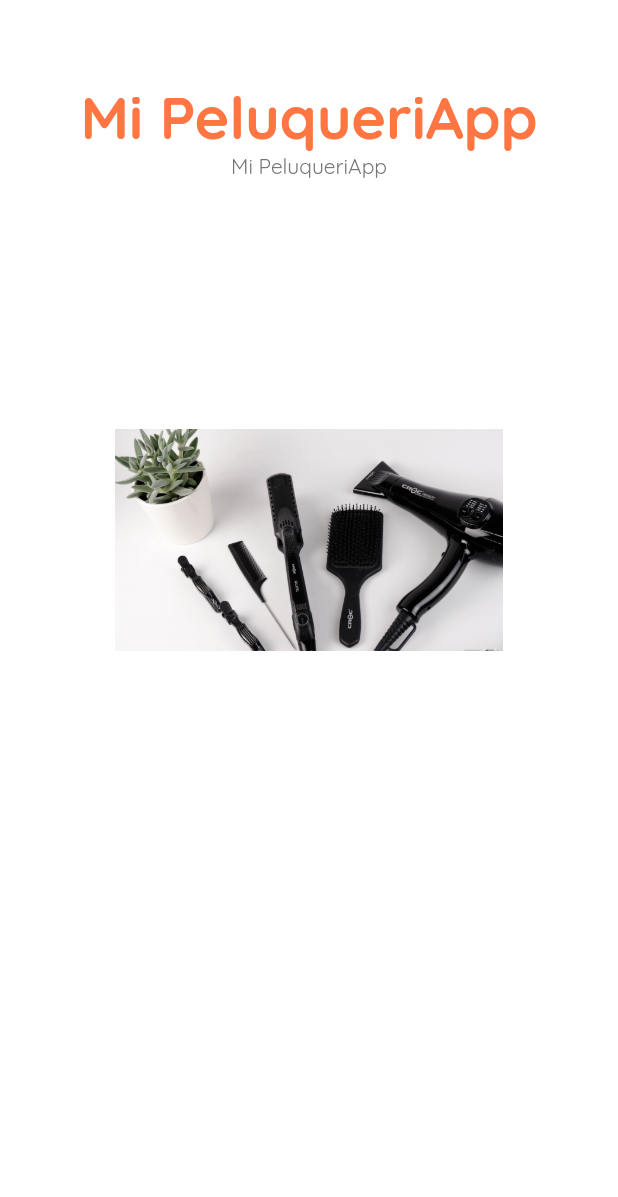
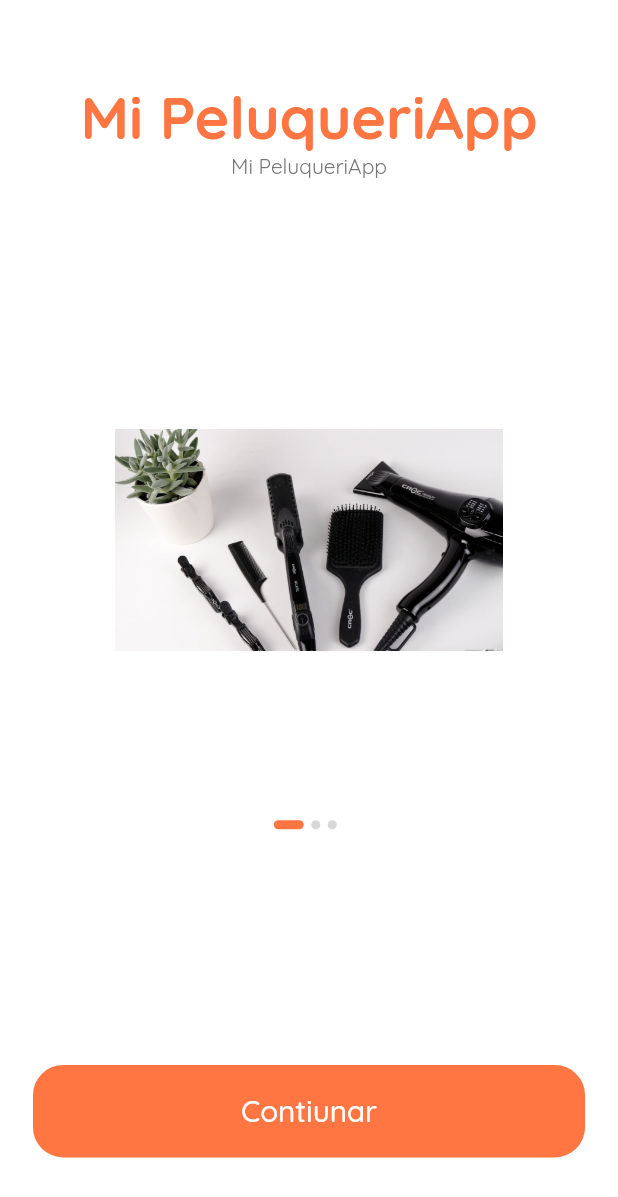
Before and after one commit to tech-andgar/mipeluqueriapp_flutter, a Flutter app: the screen it shows after launch, on a phone screen of 412 x 824 dp. Shown: the top 1197 px of the screen. Run offline on Flutter 3.47's test engine with Material 2 defaults, Android fonts, the phone set to English and light mode, and no system bars.

Commit message:
Added DefaultButtons and dots

```diff
--- /dev/null
+++ b/lib/components/button/default_button.dart
@@ -0,0 +1,31 @@
+import 'package:flutter/material.dart';
+import 'package:MIPELUQUERIAPP/size_config.dart';
+import 'package:MIPELUQUERIAPP/constants.dart';
+
+class DefaultButton extends StatelessWidget {
+  const DefaultButton({
+    Key key,
+    this.text,
+    this.press,
+  }) : super(key: key);
+  final String text;
+  final Function press;
+
+  @override
+  Widget build(BuildContext context) {
+    return FlatButton(
+      shape: RoundedRectangleBorder(
+        borderRadius: BorderRadius.circular(20),
+      ),
+      color: kPrimaryColor,
+      onPressed: () {},
+      child: Text(
+        text,
+        style: TextStyle(
+          fontSize: getProportionteScreenWidth(18),
+          color: Colors.white,
+        ),
+      ),
+    );
+  }
+}
--- a/lib/screens/splash/components/body.dart
+++ b/lib/screens/splash/components/body.dart
@@ -1,4 +1,9 @@
+import 'dart:ui';
+
+import 'package:MIPELUQUERIAPP/components/button/default_button.dart';
+import 'package:MIPELUQUERIAPP/constants.dart';
 import 'package:MIPELUQUERIAPP/screens/splash/components/splash_content.dart';
+import 'package:MIPELUQUERIAPP/size_config.dart';
 import 'package:flutter/material.dart';
 
 class Body extends StatefulWidget {
@@ -8,6 +13,8 @@ class Body extends StatefulWidget {
 }
 
 class _BodyState extends State<Body> {
+  int currentPage = 0;
+
   List<Map<String, String>> splashData = [
     {"text": "Mi PeluqueriApp", 'image': 'assets/images/splash_1.jpg'},
     {"text": "Bienvienido al Mi PeluqueriApp, vamos pedirla!", 'image': 'assets/images/splash_1.jpg'},
@@ -24,6 +31,11 @@ class _BodyState extends State<Body> {
             Expanded(
               flex: 3,
               child: PageView.builder(
+                onPageChanged: (value) {
+                  setState(() {
+                    currentPage = value;
+                  });
+                },
                 itemCount: splashData.length,
                 itemBuilder: (context, index) => SplashContent(
                   image: splashData[index]['image'],
@@ -33,11 +45,52 @@ class _BodyState extends State<Body> {
             ),
             Expanded(
               flex: 2,
-              child: SizedBox(),
+              child: Padding(
+                padding: EdgeInsets.symmetric(
+                  horizontal: getProportionteScreenWidth(20),
+                ),
+                child: Column(
+                  children: <Widget>[
+                    Spacer(),
+                    Row(
+                      mainAxisAlignment: MainAxisAlignment.center,
+                      children: List.generate(
+                        splashData.length,
+                        (index) => buildDot(index: index),
+                      ),
+                    ),
+                    Spacer(
+                      flex: 3,
+                    ),
+                    SizedBox(
+                      width: double.infinity,
+                      height: getProportionteScreenWidth(56),
+                      child: DefaultButton(
+                        text: 'Contiunar',
+                        press: () {},
+                      ),
+                    ),
+                    Spacer(),
+                  ],
+                ),
+              ),
             )
           ],
         ),
       ),
     );
   }
+
+  AnimatedContainer buildDot({int index}) {
+    return AnimatedContainer(
+      duration: kAnimationDuration,
+      margin: EdgeInsets.only(right: 5),
+      height: 6,
+      width: currentPage == index ? 20 : 6,
+      decoration: BoxDecoration(
+        color: currentPage == index ? kPrimaryColor : Color(0xFFD8D8D8),
+        borderRadius: BorderRadius.circular(3),
+      ),
+    );
+  }
 }
```
